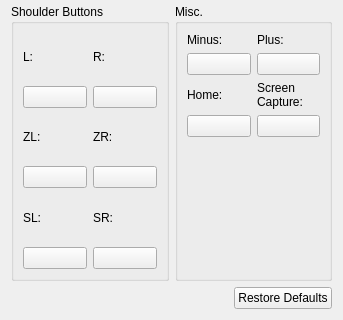
Qt form src/yuzu/configuration/configure_input.ui (rorrim-rorrim/eden-alt) before a commit; both pictures show x 0 to 343 and y 357 to 677 of the 343 by 677 pixel window.
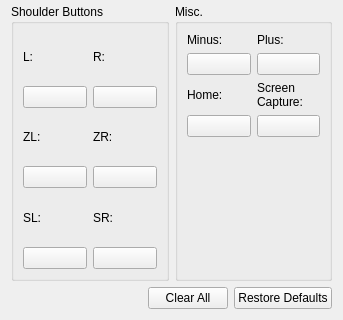
The same form after that commit.

Commit message:
citra_qt/configuration: misc input tab improvements
* Added a context menu on the buttons including Clear & Restore Default

* Allow clearing (unsetting) inputs. Added a Clear All button

* Allow restoring a single input to default (instead of all)

The edit to the form file:
```diff
--- a/src/yuzu/configuration/configure_input.ui
+++ b/src/yuzu/configuration/configure_input.ui
@@ -694,6 +694,34 @@
        </property>
       </spacer>
      </item>
+     <item>
+      <widget class="QPushButton" name="buttonClearAll">
+       <property name="sizePolicy">
+        <sizepolicy hsizetype="Minimum" vsizetype="Fixed">
+         <horstretch>0</horstretch>
+         <verstretch>0</verstretch>
+        </sizepolicy>
+       </property>
+       <property name="sizeIncrement">
+        <size>
+         <width>0</width>
+         <height>0</height>
+        </size>
+       </property>
+       <property name="baseSize">
+        <size>
+         <width>0</width>
+         <height>0</height>
+        </size>
+       </property>
+       <property name="layoutDirection">
+        <enum>Qt::LeftToRight</enum>
+       </property>
+       <property name="text">
+        <string>Clear All</string>
+       </property>
+      </widget>
+     </item>
      <item>
       <widget class="QPushButton" name="buttonRestoreDefaults">
        <property name="sizePolicy">
```
The commit also changes 4 other files.
